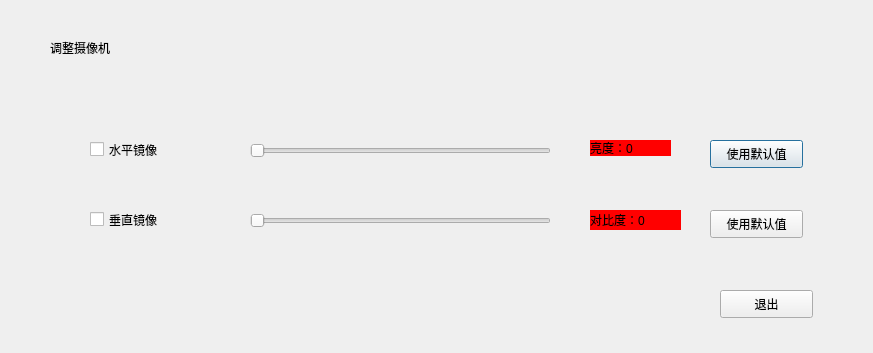
FSPengchen/Steel_FixdLengthSystem, file UI_SetCamera.ui: the form before one commit.
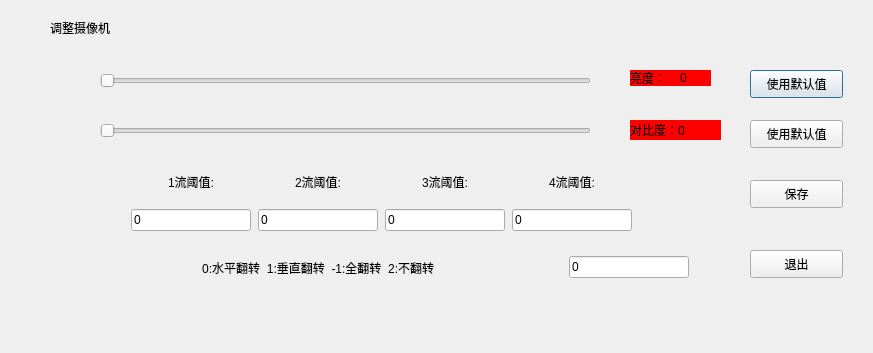
The form after the commit.

What changed in the file:
```diff
--- a/UI_SetCamera.ui
+++ b/UI_SetCamera.ui
@@ -17,7 +17,7 @@
    <property name="geometry">
     <rect>
      <x>50</x>
-     <y>40</y>
+     <y>20</y>
      <width>81</width>
      <height>16</height>
     </rect>
@@ -29,9 +29,9 @@
   <widget class="QSlider" name="horizontalSlider_2">
    <property name="geometry">
     <rect>
-     <x>250</x>
-     <y>210</y>
-     <width>301</width>
+     <x>100</x>
+     <y>120</y>
+     <width>491</width>
      <height>22</height>
     </rect>
    </property>
@@ -42,9 +42,9 @@
   <widget class="QSlider" name="horizontalSlider_3">
    <property name="geometry">
     <rect>
-     <x>250</x>
-     <y>140</y>
-     <width>301</width>
+     <x>100</x>
+     <y>70</y>
+     <width>491</width>
      <height>22</height>
     </rect>
    </property>
@@ -52,37 +52,11 @@
     <enum>Qt::Horizontal</enum>
    </property>
   </widget>
-  <widget class="QCheckBox" name="checkBox">
-   <property name="geometry">
-    <rect>
-     <x>90</x>
-     <y>140</y>
-     <width>91</width>
-     <height>19</height>
-    </rect>
-   </property>
-   <property name="text">
-    <string>水平镜像</string>
-   </property>
-  </widget>
-  <widget class="QCheckBox" name="checkBox_2">
-   <property name="geometry">
-    <rect>
-     <x>90</x>
-     <y>210</y>
-     <width>91</width>
-     <height>19</height>
-    </rect>
-   </property>
-   <property name="text">
-    <string>垂直镜像</string>
-   </property>
-  </widget>
   <widget class="QLabel" name="label_2">
    <property name="geometry">
     <rect>
-     <x>590</x>
-     <y>140</y>
+     <x>630</x>
+     <y>70</y>
      <width>81</width>
      <height>16</height>
     </rect>
@@ -91,14 +65,14 @@
     <string notr="true">background-color :red</string>
    </property>
    <property name="text">
-    <string>亮度：0</string>
+    <string>亮度：</string>
    </property>
   </widget>
   <widget class="QLabel" name="label_3">
    <property name="geometry">
     <rect>
-     <x>590</x>
-     <y>210</y>
+     <x>630</x>
+     <y>120</y>
      <width>91</width>
      <height>20</height>
     </rect>
@@ -113,8 +87,8 @@
   <widget class="QPushButton" name="pushButton">
    <property name="geometry">
     <rect>
-     <x>710</x>
-     <y>140</y>
+     <x>750</x>
+     <y>70</y>
      <width>93</width>
      <height>28</height>
     </rect>
@@ -126,8 +100,8 @@
   <widget class="QPushButton" name="pushButton_2">
    <property name="geometry">
     <rect>
-     <x>710</x>
-     <y>210</y>
+     <x>750</x>
+     <y>120</y>
      <width>93</width>
      <height>28</height>
     </rect>
@@ -139,8 +113,8 @@
   <widget class="QPushButton" name="Btn_Exit">
    <property name="geometry">
     <rect>
-     <x>720</x>
-     <y>290</y>
+     <x>750</x>
+     <y>250</y>
      <width>93</width>
      <height>28</height>
     </rect>
@@ -149,6 +123,283 @@
     <string>退出</string>
    </property>
   </widget>
+  <widget class="QPushButton" name="Btn_SaveData">
+   <property name="geometry">
+    <rect>
+     <x>750</x>
+     <y>180</y>
+     <width>93</width>
+     <height>28</height>
+    </rect>
+   </property>
+   <property name="text">
+    <string>保存</string>
+   </property>
+  </widget>
+  <widget class="QLabel" name="Lab_LightValue">
+   <property name="geometry">
+    <rect>
+     <x>680</x>
+     <y>70</y>
+     <width>31</width>
+     <height>16</height>
+    </rect>
+   </property>
+   <property name="styleSheet">
+    <string notr="true">background-color :red</string>
+   </property>
+   <property name="text">
+    <string>0</string>
+   </property>
+  </widget>
+  <widget class="QWidget" name="layoutWidget">
+   <property name="geometry">
+    <rect>
+     <x>70</x>
+     <y>250</y>
+     <width>619</width>
+     <height>35</height>
+    </rect>
+   </property>
+   <layout class="QHBoxLayout" name="horizontalLayout">
+    <item>
+     <widget class="QLabel" name="label_41">
+      <property name="styleSheet">
+       <string notr="true">
+font: 75 12pt &quot;微软雅黑&quot;;
+
+</string>
+      </property>
+      <property name="text">
+       <string> 0:水平翻转  1:垂直翻转  -1:全翻转  2:不翻转</string>
+      </property>
+      <property name="alignment">
+       <set>Qt::AlignCenter</set>
+      </property>
+     </widget>
+    </item>
+    <item>
+     <widget class="QLineEdit" name="Lne_SetCameraFlip">
+      <property name="sizePolicy">
+       <sizepolicy hsizetype="Expanding" vsizetype="Maximum">
+        <horstretch>0</horstretch>
+        <verstretch>0</verstretch>
+       </sizepolicy>
+      </property>
+      <property name="maximumSize">
+       <size>
+        <width>120</width>
+        <height>16777215</height>
+       </size>
+      </property>
+      <property name="layoutDirection">
+       <enum>Qt::LeftToRight</enum>
+      </property>
+      <property name="styleSheet">
+       <string notr="true">
+font: 75 12pt &quot;微软雅黑&quot;;
+
+</string>
+      </property>
+      <property name="text">
+       <string>0</string>
+      </property>
+     </widget>
+    </item>
+   </layout>
+  </widget>
+  <widget class="QWidget" name="layoutWidget">
+   <property name="geometry">
+    <rect>
+     <x>130</x>
+     <y>160</y>
+     <width>505</width>
+     <height>71</height>
+    </rect>
+   </property>
+   <layout class="QGridLayout" name="gridLayout">
+    <item row="0" column="0" rowspan="2">
+     <layout class="QVBoxLayout" name="verticalLayout">
+      <item>
+       <widget class="QLabel" name="label_37">
+        <property name="styleSheet">
+         <string notr="true">
+font: 75 12pt &quot;微软雅黑&quot;;
+
+</string>
+        </property>
+        <property name="text">
+         <string>1流阈值:</string>
+        </property>
+        <property name="alignment">
+         <set>Qt::AlignCenter</set>
+        </property>
+       </widget>
+      </item>
+      <item>
+       <widget class="QLineEdit" name="Lne_Threshold_f1">
+        <property name="sizePolicy">
+         <sizepolicy hsizetype="Expanding" vsizetype="Maximum">
+          <horstretch>0</horstretch>
+          <verstretch>0</verstretch>
+         </sizepolicy>
+        </property>
+        <property name="maximumSize">
+         <size>
+          <width>120</width>
+          <height>16777215</height>
+         </size>
+        </property>
+        <property name="layoutDirection">
+         <enum>Qt::LeftToRight</enum>
+        </property>
+        <property name="styleSheet">
+         <string notr="true">
+font: 75 12pt &quot;微软雅黑&quot;;
+
+</string>
+        </property>
+        <property name="text">
+         <string>0</string>
+        </property>
+       </widget>
+      </item>
+     </layout>
+    </item>
+    <item row="0" column="1">
+     <widget class="QLabel" name="label_38">
+      <property name="styleSheet">
+       <string notr="true">
+font: 75 12pt &quot;微软雅黑&quot;;
+
+</string>
+      </property>
+      <property name="text">
+       <string>2流阈值:</string>
+      </property>
+      <property name="alignment">
+       <set>Qt::AlignCenter</set>
+      </property>
+     </widget>
+    </item>
+    <item row="0" column="2">
+     <widget class="QLabel" name="label_39">
+      <property name="styleSheet">
+       <string notr="true">
+font: 75 12pt &quot;微软雅黑&quot;;
+
+</string>
+      </property>
+      <property name="text">
+       <string>3流阈值:</string>
+      </property>
+      <property name="alignment">
+       <set>Qt::AlignCenter</set>
+      </property>
+     </widget>
+    </item>
+    <item row="0" column="3">
+     <widget class="QLabel" name="label_40">
+      <property name="styleSheet">
+       <string notr="true">
+font: 75 12pt &quot;微软雅黑&quot;;
+
+</string>
+      </property>
+      <property name="text">
+       <string>4流阈值:</string>
+      </property>
+      <property name="alignment">
+       <set>Qt::AlignCenter</set>
+      </property>
+     </widget>
+    </item>
+    <item row="1" column="1">
+     <widget class="QLineEdit" name="Lne_Threshold_f2">
+      <property name="sizePolicy">
+       <sizepolicy hsizetype="Expanding" vsizetype="Maximum">
+        <horstretch>0</horstretch>
+        <verstretch>0</verstretch>
+       </sizepolicy>
+      </property>
+      <property name="maximumSize">
+       <size>
+        <width>120</width>
+        <height>16777215</height>
+       </size>
+      </property>
+      <property name="layoutDirection">
+       <enum>Qt::LeftToRight</enum>
+      </property>
+      <property name="styleSheet">
+       <string notr="true">
+font: 75 12pt &quot;微软雅黑&quot;;
+
+</string>
+      </property>
+      <property name="text">
+       <string>0</string>
+      </property>
+     </widget>
+    </item>
+    <item row="1" column="2">
+     <widget class="QLineEdit" name="Lne_Threshold_f3">
+      <property name="sizePolicy">
+       <sizepolicy hsizetype="Expanding" vsizetype="Maximum">
+        <horstretch>0</horstretch>
+        <verstretch>0</verstretch>
+       </sizepolicy>
+      </property>
+      <property name="maximumSize">
+       <size>
+        <width>120</width>
+        <height>16777215</height>
+       </size>
+      </property>
+      <property name="layoutDirection">
+       <enum>Qt::LeftToRight</enum>
+      </property>
+      <property name="styleSheet">
+       <string notr="true">
+font: 75 12pt &quot;微软雅黑&quot;;
+
+</string>
+      </property>
+      <property name="text">
+       <string>0</string>
+      </property>
+     </widget>
+    </item>
+    <item row="1" column="3">
+     <widget class="QLineEdit" name="Lne_Threshold_f4">
+      <property name="sizePolicy">
+       <sizepolicy hsizetype="Expanding" vsizetype="Maximum">
+        <horstretch>0</horstretch>
+        <verstretch>0</verstretch>
+       </sizepolicy>
+      </property>
+      <property name="maximumSize">
+       <size>
+        <width>120</width>
+        <height>16777215</height>
+       </size>
+      </property>
+      <property name="layoutDirection">
+       <enum>Qt::LeftToRight</enum>
+      </property>
+      <property name="styleSheet">
+       <string notr="true">
+font: 75 12pt &quot;微软雅黑&quot;;
+
+</string>
+      </property>
+      <property name="text">
+       <string>0</string>
+      </property>
+     </widget>
+    </item>
+   </layout>
+  </widget>
  </widget>
  <resources/>
  <connections/>
```
Left out of the diff: 4 changed lines with no effect on the pictures.
